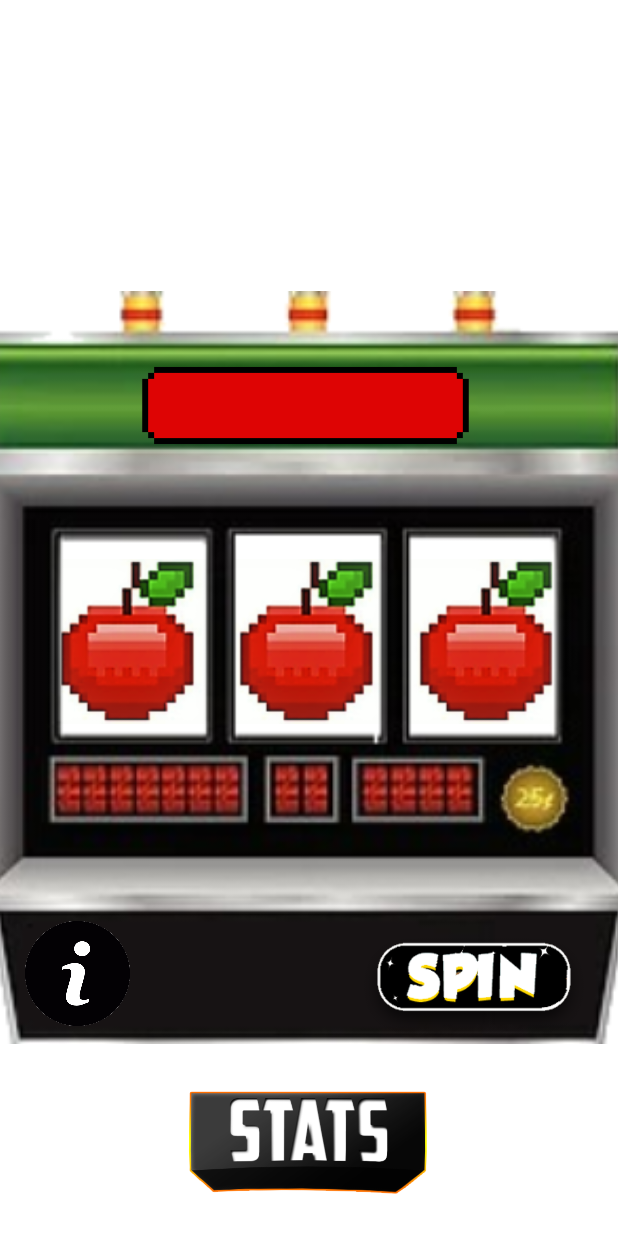
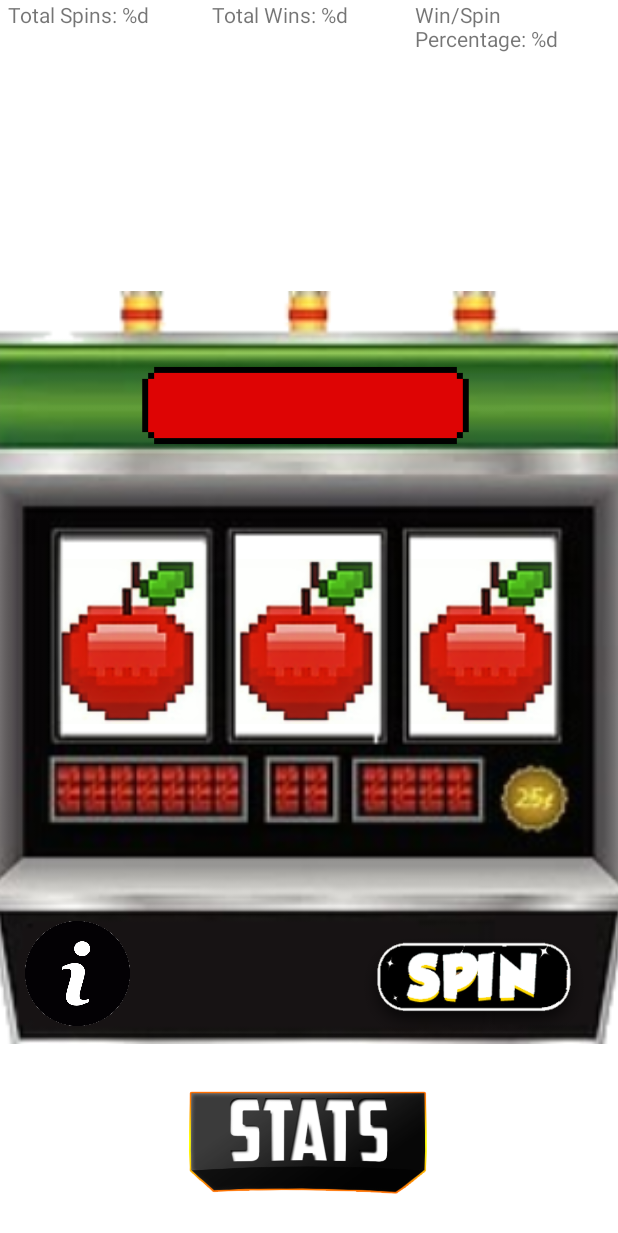
Before and after one commit to ndavido/One_Armed_Bandit, an Android app: the layout activity_main.xml on its own in the app's theme, with its tools: preview values and no code run, on a phone screen of 412 x 824 dp. Shown: the top 1233 px of the screen. Run offline under Robolectric (Android 15) with nearby library versions, the light colour scheme and no system bars.

Commit message:
Added statistics count

```diff
--- a/app/src/main/java/com/example/onearmedbandit/MainActivity.kt
+++ b/app/src/main/java/com/example/onearmedbandit/MainActivity.kt
@@ -13,6 +13,7 @@ import androidx.appcompat.app.AppCompatActivity
 import android.os.Bundle
 import android.widget.ImageView
 import com.example.onearmedbandit.databinding.ActivityMainBinding
+import kotlin.math.roundToInt
 
 /**
  * This activity allows the user to spin the reels in a slot machine
@@ -21,7 +22,6 @@ import com.example.onearmedbandit.databinding.ActivityMainBinding
 
 class MainActivity : AppCompatActivity() {
     lateinit var binding: ActivityMainBinding
-
     override fun onCreate(savedInstanceState: Bundle?) {
         super.onCreate(savedInstanceState)
         binding = ActivityMainBinding.inflate(layoutInflater)
@@ -43,7 +43,13 @@ class MainActivity : AppCompatActivity() {
         }
     }
 
+    /** Initialize variables for statistics*/
+    var totalSpins = 0
+    var totalWins = 0
+    var winSpinPerc = 0
+
     private fun spinReel() {
+        totalSpins++
         /** Create a new Reel object with 4 images and spin it */
         val reel1 = Reel(4)
         val reel2 = Reel(4)
@@ -77,9 +83,17 @@ class MainActivity : AppCompatActivity() {
         val winTry: ImageView = findViewById(R.id.winOrLose)
         if (drawableResource1 == drawableResource2 && drawableResource1 == drawableResource3) {
             winTry.setImageResource(R.drawable.youwin__1_)
+            totalWins++
         } else {
             winTry.setImageResource(R.drawable.tryagain)
         }
+
+        winSpinPerc = ((totalWins.toDouble() / totalSpins.toDouble()) * 100).roundToInt()
+
+        /** Takes calculations and passes it through to the string */
+        binding.totalSpins.text = getString(R.string.TotalSpins, totalSpins)
+        binding.totalWins.text = getString(R.string.TotalWins, totalWins)
+        binding.winSpinRatio.text = "Win/Spin Percentage: $winSpinPerc%"
     }
 
     /** Determine which drawable resource ID to use based on the Reel spin */
--- a/app/src/main/res/layout/activity_main.xml
+++ b/app/src/main/res/layout/activity_main.xml
@@ -101,4 +101,31 @@
         app:layout_constraintVertical_bias="0.25"
         app:srcCompat="@drawable/blank" />
 
+    <TextView
+        android:id="@+id/totalSpins"
+        android:layout_width="131dp"
+        android:layout_height="49dp"
+        android:text="@string/TotalSpins"
+        app:layout_constraintEnd_toStartOf="@+id/totalWins"
+        app:layout_constraintStart_toStartOf="parent"
+        app:layout_constraintTop_toTopOf="parent" />
+
+    <TextView
+        android:id="@+id/totalWins"
+        android:layout_width="130dp"
+        android:layout_height="49dp"
+        android:text="@string/TotalWins"
+        app:layout_constraintEnd_toEndOf="parent"
+        app:layout_constraintStart_toStartOf="parent"
+        app:layout_constraintTop_toTopOf="parent" />
+
+    <TextView
+        android:id="@+id/winSpinRatio"
+        android:layout_width="130dp"
+        android:layout_height="49dp"
+        android:text="@string/WinSpinRatio"
+        app:layout_constraintEnd_toEndOf="parent"
+        app:layout_constraintStart_toEndOf="@+id/totalWins"
+        app:layout_constraintTop_toTopOf="parent" />
+
 </androidx.constraintlayout.widget.ConstraintLayout>
--- a/app/src/main/res/values/strings.xml
+++ b/app/src/main/res/values/strings.xml
@@ -4,4 +4,7 @@
     <string name="ReelSpin">Spin</string>
     <string name="Instruction">Instructions</string>
     <string name="Stats">Statistics</string>
+    <string name="TotalSpins">Total Spins: %d</string>
+    <string name="TotalWins">Total Wins: %d</string>
+    <string name="WinSpinRatio">Win/Spin Percentage: %d</string>
 </resources>
```
